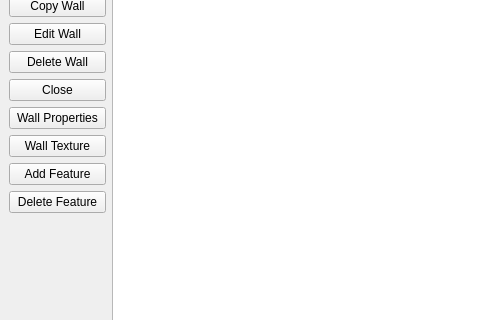
Old version of the form mainwindow.ui in the repository penguintutor/lc-building; both pictures show x 0 to 480 and y 90 to 410 of the 1055 by 678 pixel window.
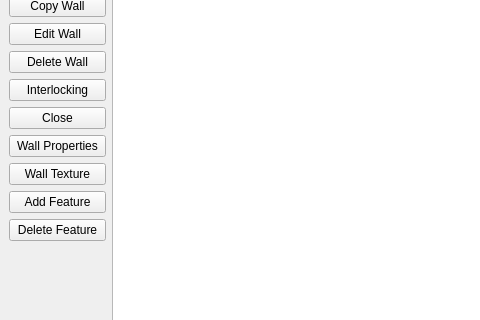
New version of the form. Icons and pictures are not drawn.

Commit message: Work on interlocking view window

The edit to the form file:
```diff
--- a/mainwindow.ui
+++ b/mainwindow.ui
@@ -52,6 +52,13 @@
             </property>
            </widget>
           </item>
+          <item>
+           <widget class="QPushButton" name="interlockingButton">
+            <property name="text">
+             <string>Interlocking</string>
+            </property>
+           </widget>
+          </item>
           <item>
            <widget class="QPushButton" name="closeButton">
             <property name="text">
```
The commit also changes 3 other files.
